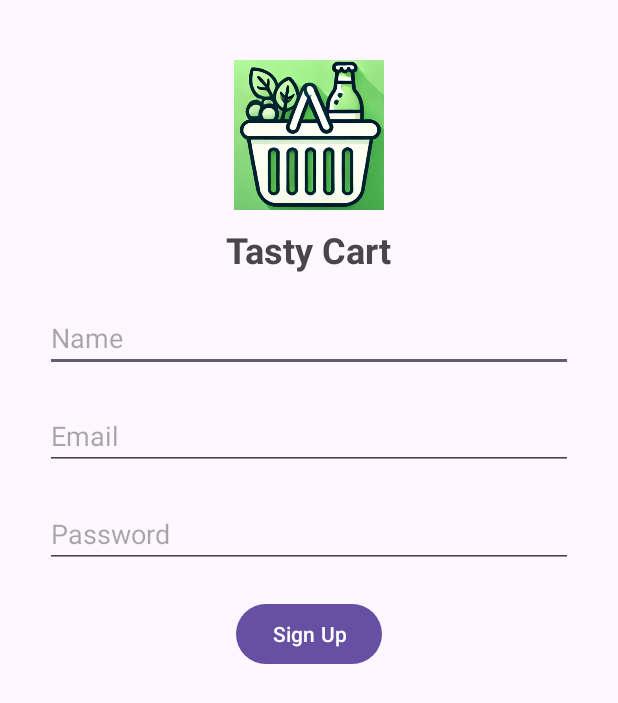
After one commit to nangeee/android-tasty-cart, an Android app: the SignupActivity screen opened directly, with no data from a screen before it, on a phone screen of 412 x 824 dp. The commit adds this screen. Shown: the top 703 px of the screen. Run offline under Robolectric (Android 15) with nearby library versions, the phone set to English and light mode, and no system bars; our stand-ins replace Firebase (no records; nobody signed in at launch, a user with empty details on screens opened directly).

Commit message:
Implemented Firebase auth login and sign up

```diff
--- a/app/build.gradle.kts
+++ b/app/build.gradle.kts
@@ -42,6 +42,7 @@ dependencies {
     implementation("com.google.firebase:firebase-analytics")
     implementation("com.google.firebase:firebase-database")
     implementation ("com.google.firebase:firebase-auth")
+    implementation ("com.google.android.gms:play-services-auth")
 
     implementation("com.squareup.okhttp3:okhttp:4.12.0")
     implementation("com.google.code.gson:gson:2.10.1")
--- /dev/null
+++ b/app/src/main/java/edu/skku/cs/tastycart/HomeActivity.kt
@@ -0,0 +1,4 @@
+package edu.skku.cs.tastycart
+
+class HomeActivity {
+}
--- /dev/null
+++ b/app/src/main/java/edu/skku/cs/tastycart/SignupActivity.kt
@@ -0,0 +1,58 @@
+package edu.skku.cs.tastycart
+
+import android.content.Intent
+import android.os.Bundle
+import android.widget.Button
+import android.widget.EditText
+import android.widget.Toast
+import androidx.appcompat.app.AppCompatActivity
+import com.google.firebase.auth.FirebaseAuth
+import com.google.firebase.auth.UserProfileChangeRequest
+
+class SignupActivity : AppCompatActivity() {
+    private lateinit var auth: FirebaseAuth
+
+    override fun onCreate(savedInstanceState: Bundle?) {
+        super.onCreate(savedInstanceState)
+        setContentView(R.layout.activity_signup)
+
+        auth = FirebaseAuth.getInstance()
+
+        val nameEditText = findViewById<EditText>(R.id.nameEditText)
+        val emailEditText = findViewById<EditText>(R.id.emailEditText)
+        val passwordEditText = findViewById<EditText>(R.id.passwordEditText)
+        val signupButton = findViewById<Button>(R.id.signupButton)
+
+        signupButton.setOnClickListener {
+            val name = nameEditText.text.toString().trim()
+            val email = emailEditText.text.toString().trim()
+            val password = passwordEditText.text.toString().trim()
+
+            if (name.isEmpty() || email.isEmpty() || password.isEmpty()) {
+                Toast.makeText(this, "Please fill in all fields", Toast.LENGTH_SHORT).show()
+                return@setOnClickListener
+            }
+
+            auth.createUserWithEmailAndPassword(email, password)
+                .addOnCompleteListener(this) { task ->
+                    if (task.isSuccessful) {
+                        val user = auth.currentUser
+                        val profileUpdates = UserProfileChangeRequest.Builder()
+                            .setDisplayName(name)
+                            .build()
+                        user?.updateProfile(profileUpdates)
+                            ?.addOnCompleteListener { updateTask ->
+                                if (updateTask.isSuccessful) {
+                                    Toast.makeText(this, "Sign up successful", Toast.LENGTH_SHORT).show()
+                                    startActivity(Intent(this, HomeActivity::class.java))
+                                } else {
+                                    Toast.makeText(this, "Profile update failed: ${updateTask.exception?.message}", Toast.LENGTH_SHORT).show()
+                                }
+                            }
+                    } else {
+                        Toast.makeText(this, "Sign up failed: ${task.exception?.message}", Toast.LENGTH_SHORT).show()
+                    }
+                }
+        }
+    }
+}
--- /dev/null
+++ b/app/src/main/res/layout/activity_signup.xml
@@ -0,0 +1,66 @@
+<?xml version="1.0" encoding="utf-8"?>
+<RelativeLayout xmlns:android="http://schemas.android.com/apk/res/android"
+    xmlns:tools="http://schemas.android.com/tools"
+    android:layout_width="match_parent"
+    android:layout_height="match_parent"
+    tools:context=".SignupActivity">
+
+    <ImageView
+        android:id="@+id/logoImageView"
+        android:layout_width="100dp"
+        android:layout_height="100dp"
+        android:src="@drawable/logo"
+        android:layout_centerHorizontal="true"
+        android:layout_marginTop="40dp" />
+
+    <TextView
+        android:id="@+id/appNameTextView"
+        android:layout_width="wrap_content"
+        android:layout_height="wrap_content"
+        android:text="Tasty Cart"
+        android:textSize="24sp"
+        android:textStyle="bold"
+        android:layout_below="@id/logoImageView"
+        android:layout_centerHorizontal="true"
+        android:layout_marginTop="10dp" />
+
+    <EditText
+        android:id="@+id/nameEditText"
+        android:layout_width="match_parent"
+        android:layout_height="wrap_content"
+        android:hint="Name"
+        android:layout_marginStart="30dp"
+        android:layout_marginEnd="30dp"
+        android:layout_below="@id/appNameTextView"
+        android:layout_marginTop="20dp" />
+
+    <EditText
+        android:id="@+id/emailEditText"
+        android:layout_width="match_parent"
+        android:layout_height="wrap_content"
+        android:hint="Email"
+        android:layout_marginStart="30dp"
+        android:layout_marginEnd="30dp"
+        android:layout_below="@id/nameEditText"
+        android:layout_marginTop="20dp" />
+
+    <EditText
+        android:id="@+id/passwordEditText"
+        android:layout_width="match_parent"
+        android:layout_height="wrap_content"
+        android:hint="Password"
+        android:inputType="textPassword"
+        android:layout_marginStart="30dp"
+        android:layout_marginEnd="30dp"
+        android:layout_below="@id/emailEditText"
+        android:layout_marginTop="20dp" />
+
+    <Button
+        android:id="@+id/signupButton"
+        android:layout_width="wrap_content"
+        android:layout_height="wrap_content"
+        android:text="Sign Up"
+        android:layout_below="@id/passwordEditText"
+        android:layout_centerHorizontal="true"
+        android:layout_marginTop="20dp" />
+</RelativeLayout>
--- a/app/src/main/res/values/strings.xml
+++ b/app/src/main/res/values/strings.xml
@@ -1,3 +1,4 @@
 <resources>
     <string name="app_name">TastyCart</string>
+    <string name="default_web_client_id">558630068029-okf9nbs5jeunmfg8uba9icbpr5qjl9b6.apps.googleusercontent.com</string>
 </resources>
```
Also changed, not shown: app/src/main/AndroidManifest.xml (+6 -1 lines), app/src/main/java/edu/skku/cs/tastycart/LoginActivity.kt (added, +106 -0 lines), app/src/main/java/edu/skku/cs/tastycart/MainActivity.kt (deleted, +0 -25 lines), app/src/main/res/layout/activity_login.xml (added, +73 -0 lines), app/src/main/res/layout/activity_main.xml (deleted, +0 -18 lines), app/src/main/res/drawable/logo.png (added).
